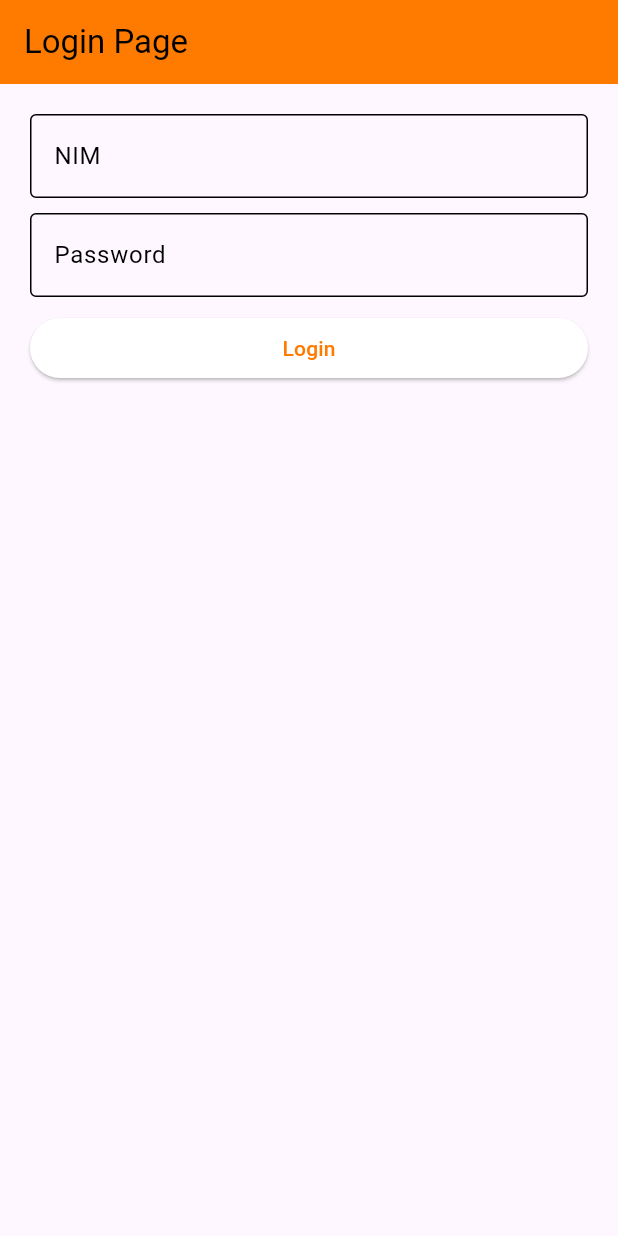
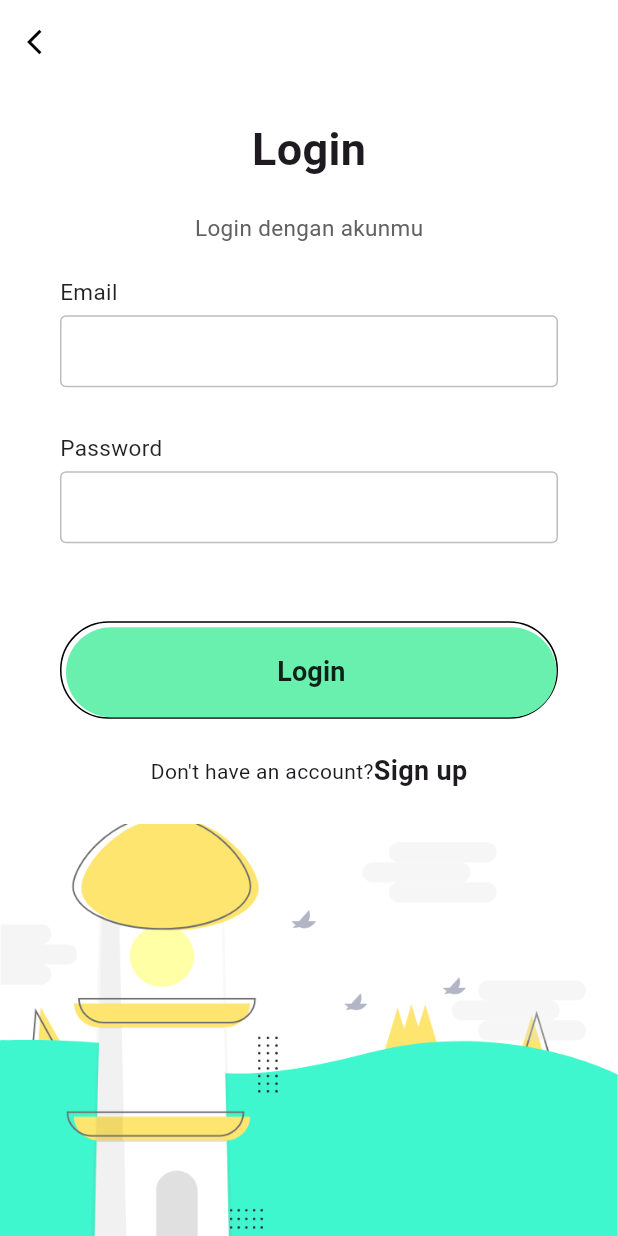
Before and after one commit to AlfadliRPutra/Flutter-SocialApps-for-University, a Flutter app: the screen it shows after launch, after a tap on "Login", on a phone screen of 412 x 824 dp. Run offline on Flutter 3.47's test engine with Material 3 defaults, Android fonts, the phone set to English and light mode, and no system bars; our stand-ins replace convex_bottom_bar, get; network calls fail.

Commit message:
modifikasi landing screen dengan getx

```diff
--- a/lib/main.dart
+++ b/lib/main.dart
@@ -1,13 +1,12 @@
 import 'package:flutter/material.dart';
-import 'package:src/screens/login_screen.dart';
-import '/screens/home_screen.dart';
+import 'package:src/models/app_routes.dart';
 import 'package:src/models/color_scheme.dart';
 import 'package:get/get.dart';
 
-void main() => runApp(const Berita());
+void main() => runApp(const Unjatoday());
 
-class Berita extends StatelessWidget {
-  const Berita({Key? key}) : super(key: key);
+class Unjatoday extends StatelessWidget {
+  const Unjatoday({Key? key}) : super(key: key);
 
   @override
   Widget build(BuildContext context) {
@@ -15,11 +14,8 @@ class Berita extends StatelessWidget {
       debugShowCheckedModeBanner: false,
       title: 'Berita',
       theme: AppTheme.getTheme(),
-      initialRoute: '/login', // Set the initial route to the login page
-      getPages: [
-        GetPage(name: '/login', page: () => LoginScreen()), // Define the login page route
-        GetPage(name: '/home', page: () => HomeScreen()), // Define the home screen route
-      ],
+      initialRoute: '/landing', // initial route
+      getPages: appPages,
     );
   }
 }
--- /dev/null
+++ b/lib/models/app_routes.dart
@@ -0,0 +1,24 @@
+import 'package:get/get.dart';
+import 'package:src/screens/landing_screen.dart';
+import 'package:src/screens/login_screen.dart';
+import 'package:src/screens/signup_screen.dart';
+import 'package:src/screens/home_screen.dart';
+
+List<GetPage> appPages = [
+  GetPage(
+    name: '/landing',
+    page: () => LandingScreen(),
+  ),
+  GetPage(
+    name: '/login',
+    page: () => LoginScreen(),
+  ),
+  GetPage(
+    name: '/signup',
+    page: () => SignupScreen(),
+  ),
+  GetPage(
+    name: '/home',
+    page: () => HomeScreen(),
+  ),
+];
--- /dev/null
+++ b/lib/screens/landing_screen.dart
@@ -0,0 +1,104 @@
+import 'package:flutter/material.dart';
+import 'package:get/get.dart';
+
+
+class LandingScreen extends StatelessWidget {
+  @override
+  Widget build(BuildContext context) {
+    return Scaffold(
+      body: SafeArea(
+        child: Container(
+          width: double.infinity,
+          height: MediaQuery.of(context).size.height,
+          padding: EdgeInsets.symmetric(horizontal: 30, vertical: 50),
+          child: Column(
+            mainAxisAlignment: MainAxisAlignment.spaceBetween,
+            crossAxisAlignment: CrossAxisAlignment.center,
+            children: <Widget>[
+              Column(
+                children: <Widget>[
+                  Text(
+                    "Welcome",
+                    style: TextStyle(fontWeight: FontWeight.bold, fontSize: 30),
+                  ),
+                  SizedBox(
+                    height: 20,
+                  ),
+                  Text(
+                    "Selamat datang di UNJAtoday",
+                    textAlign: TextAlign.center,
+                    style: TextStyle(color: Colors.grey[700], fontSize: 15),
+                  ),
+                ],
+              ),
+              Container(
+                height: MediaQuery.of(context).size.height / 3,
+                decoration: BoxDecoration(
+                  image: DecorationImage(
+                    image: AssetImage('data/Illustration.png'),
+                  ),
+                ),
+              ),
+              Column(
+                children: <Widget>[
+                  MaterialButton(
+                    minWidth: double.infinity,
+                    height: 60,
+                    onPressed: () {
+                      Get.toNamed('/login');
+                    },
+                    shape: RoundedRectangleBorder(
+                      side: BorderSide(color: Colors.black),
+                      borderRadius: BorderRadius.circular(50),
+                    ),
+                    child: Text(
+                      "Login",
+                      style: TextStyle(
+                        fontWeight: FontWeight.w600,
+                        fontSize: 18,
+                      ),
+                    ),
+                  ),
+                  SizedBox(
+                    height: 20,
+                  ),
+                  Container(
+                    padding: EdgeInsets.only(top: 3, left: 3),
+                    decoration: BoxDecoration(
+                      borderRadius: BorderRadius.circular(50),
+                      border: Border(
+                        bottom: BorderSide(color: Colors.black),
+                        top: BorderSide(color: Colors.black),
+                        left: BorderSide(color: Colors.black),
+                        right: BorderSide(color: Colors.black),
+                      ),
+                    ),
+                    child: MaterialButton(
+                      minWidth: double.infinity,
+                      height: 60,
+                      onPressed: () {
+                        Get.toNamed('/signup'); // Use GetX to navigate
+                      },
+                      color: Colors.yellow,
+                      elevation: 0,
+                      shape: RoundedRectangleBorder(
+                        borderRadius: BorderRadius.circular(50),
+                      ),
+                      child: Text(
+                        "Sign up",
+                        style: TextStyle(
+                          fontWeight: FontWeight.w600,
+                          fontSize: 18,
+                        ),
+                      ),
+                    ),
+                  ),
+                ],
+              )
+            ],
+          ),
+        ),
+      ),
+    );
+  }
+}
--- a/lib/screens/login_screen.dart
+++ b/lib/screens/login_screen.dart
@@ -1,50 +1,162 @@
 import 'package:flutter/material.dart';
 import 'package:get/get.dart';
-import 'package:src/controllers/login_controller.dart';
 
 class LoginScreen extends StatelessWidget {
-  final LoginController loginC = Get.put(LoginController());
-
   @override
   Widget build(BuildContext context) {
     return Scaffold(
+      resizeToAvoidBottomInset: false,
+      backgroundColor: Colors.white,
       appBar: AppBar(
-        title: Text('Login Page'),
+        elevation: 0,
+        backgroundColor: Colors.white,
+        leading: IconButton(
+          onPressed: () {
+            Get.back(); // Use GetX to navigate back
+          },
+          icon: Icon(
+            Icons.arrow_back_ios,
+            size: 20,
+            color: Colors.black,
+          ),
+        ),
       ),
-      body: ListView(
-        padding: EdgeInsets.all(20),
-        children: [
-          TextField(
-            controller: loginC.nimC,
-            autocorrect: false,
-            textInputAction: TextInputAction.next,
-            decoration: InputDecoration(
-              labelText: 'NIM',
-              border: OutlineInputBorder(),
+      body: Container(
+        height: MediaQuery.of(context).size.height,
+        width: double.infinity,
+        child: Column(
+          mainAxisAlignment: MainAxisAlignment.spaceBetween,
+          children: <Widget>[
+            Expanded(
+              child: Column(
+                mainAxisAlignment: MainAxisAlignment.spaceEvenly,
+                children: <Widget>[
+                  Column(
+                    children: <Widget>[
+                      Text(
+                        "Login",
+                        style: TextStyle(
+                          fontSize: 30,
+                          fontWeight: FontWeight.bold,
+                        ),
+                      ),
+                      SizedBox(
+                        height: 20,
+                      ),
+                      Text(
+                        "Login dengan akunmu",
+                        style: TextStyle(fontSize: 15, color: Colors.grey[700]),
+                      ),
+                    ],
+                  ),
+                  Padding(
+                    padding: EdgeInsets.symmetric(horizontal: 40),
+                    child: Column(
+                      children: <Widget>[
+                        makeInput(label: "Email"),
+                        makeInput(label: "Password", obscureText: true),
+                      ],
+                    ),
+                  ),
+                  Padding(
+                    padding: EdgeInsets.symmetric(horizontal: 40),
+                    child: Container(
+                      padding: EdgeInsets.only(top: 3, left: 3),
+                      decoration: BoxDecoration(
+                        borderRadius: BorderRadius.circular(50),
+                        border: Border(
+                          bottom: BorderSide(color: Colors.black),
+                          top: BorderSide(color: Colors.black),
+                          left: BorderSide(color: Colors.black),
+                          right: BorderSide(color: Colors.black),
+                        ),
+                      ),
+                      child: MaterialButton(
+                        minWidth: double.infinity,
+                        height: 60,
+                        onPressed: () {},
+                        color: Colors.greenAccent,
+                        elevation: 0,
+                        shape: RoundedRectangleBorder(
+                          borderRadius: BorderRadius.circular(50),
+                        ),
+                        child: Text(
+                          "Login",
+                          style: TextStyle(
+                            fontWeight: FontWeight.w600,
+                            fontSize: 18,
+                          ),
+                        ),
+                      ),
+                    ),
+                  ),
+                  Row(
+                    mainAxisAlignment: MainAxisAlignment.center,
+                    children: <Widget>[
+                      Text("Don't have an account?"),
+                      GestureDetector(
+                        onTap: () {
+                          Get.toNamed('/signup'); // Use GetX to navigate
+                        },
+                        child: Text(
+                          "Sign up",
+                          style: TextStyle(
+                            fontWeight: FontWeight.w600,
+                            fontSize: 18,
+                          ),
+                        ),
+                      ),
+                    ],
+                  )
+                ],
+              ),
             ),
-          ),
-          SizedBox(height: 10),
-          TextField(
-            controller:
-                loginC.passwordC, // Use the correct controller for the password
-            autocorrect: false,
-            textInputAction: TextInputAction.next,
-            obscureText: true, // Hide the password input
-            decoration: InputDecoration(
-              labelText: 'Password',
-              border: OutlineInputBorder(),
-            ),
-          ),
-          SizedBox(height: 10),
-          ElevatedButton(
-            onPressed: () {
-              // Perform login logic here using loginC.nimC.text and loginC.passwordC.text
-              loginC.login();
-            },
-            child: Text('Login'),
-          ),
-        ],
+            Container(
+              height: MediaQuery.of(context).size.height / 3,
+              decoration: BoxDecoration(
+                image: DecorationImage(
+                  image: AssetImage('data/background.png'),
+                  fit: BoxFit.cover,
+                ),
+              ),
+            )
+          ],
+        ),
       ),
     );
   }
+
+  Widget makeInput({label, obscureText = false}) {
+    return Column(
+      crossAxisAlignment: CrossAxisAlignment.start,
+      children: <Widget>[
+        Text(
+          label,
+          style: TextStyle(
+            fontSize: 15,
+            fontWeight: FontWeight.w400,
+            color: Colors.black87,
+          ),
+        ),
+        SizedBox(
+          height: 5,
+        ),
+        TextField(
+          obscureText: obscureText,
+          decoration: InputDecoration(
+            contentPadding: EdgeInsets.symmetric(vertical: 0, horizontal: 10),
+            enabledBorder: OutlineInputBorder(
+              borderSide: BorderSide(color: Colors.grey.shade400),
+            ),
+            border: OutlineInputBorder(
+              borderSide: BorderSide(color: Colors.grey.shade400),
+            ),
+          ),
+        ),
+        SizedBox(
+          height: 30,
+        ),
+      ],
+    );
+  }
 }
--- a/pubspec.yaml
+++ b/pubspec.yaml
@@ -34,6 +34,7 @@ dependencies:
     sdk: flutter
   get: ^4.6.6
   http: ^1.1.2
+  logging: ^1.2.0
 
 dev_dependencies:
   flutter_lints: ^3.0.1
@@ -53,6 +54,8 @@ flutter:
   assets:
     - data/alfadli.jpg
     - data/alfadli.jpeg
+    - data/Illustration.png
+    - data/background.png
   #   - images/a_dot_ham.jpeg
   # An image asset can refer to one or more resolution-specific "variants", see
   # https://flutter.dev/assets-and-images/#resolution-aware
```
Also changed, not shown: lib/controllers/home_content_controller.dart (+11 -5 lines), lib/screens/signup_screen.dart (added, +138 -0 lines), data/Illustration.png (added), data/background.png (added), pubspec.lock, 1 other file.
